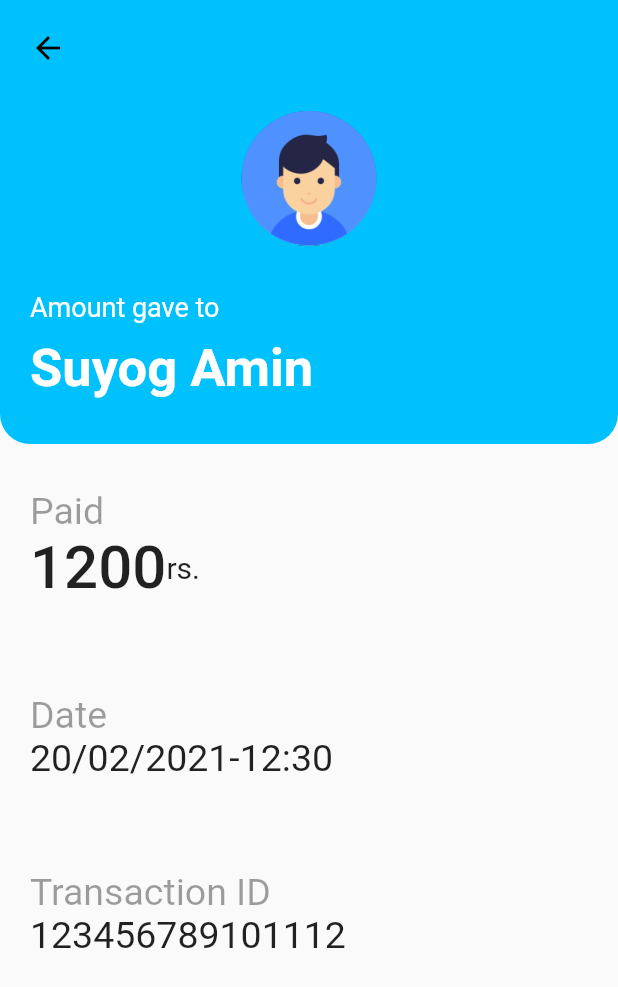
After one commit to Suyog47/UdharKaro, a Flutter app: the paidAmountDetails screen opened by its route, on a phone screen of 412 x 824 dp. The commit adds this screen. Shown: the top 987 px of the screen. Run offline on Flutter 3.47's test engine with Material 2 defaults, Android fonts, the phone set to English and light mode, and no system bars; our stand-ins replace flutter_rating_bar, material_design_icons_flutter; missing offline and left inert: flutter_barcode_scanner, flutter_dropdown, qr_code_scanner.

Commit message:
Created payment details pages

```diff
--- a/lib/constants/colors.dart
+++ b/lib/constants/colors.dart
@@ -20,3 +20,5 @@ const Color lightBlueColor = Color(0xFF00C1FC);
 const Color lightGreenColor = Color(0xFF00ECB5);
 
 const Color greenColor = Colors.green;
+
+const Color black38 = Colors.black38;
--- a/lib/constants/heights.dart
+++ b/lib/constants/heights.dart
@@ -7,3 +7,7 @@ const height2 = SizedBox(height: 2);
 const height5 = SizedBox(height: 5);
 
 const height10 = SizedBox(height: 10);
+
+const Height30 = SizedBox(height: 30);
+
+const Height60 = SizedBox(height: 60);
--- a/lib/constants/textStyles.dart
+++ b/lib/constants/textStyles.dart
@@ -19,3 +19,26 @@ TextStyle radioButtonTextStyle = TextStyle(fontWeight: FontWeight.bold, fontSize
 TextStyle minusPriceTextStyle = TextStyle(color: redColor, fontSize: 19, fontWeight: FontWeight.bold);
 
 TextStyle plusPriceTextStyle = TextStyle(color: greenColor, fontSize: 19, fontWeight: FontWeight.bold);
+
+
+TextStyle detailsHeadingTextStyle = TextStyle(
+    fontWeight: FontWeight.w400,
+    fontSize: 25,
+    color: black38,
+);
+
+TextStyle size25TextStyle = TextStyle(
+    fontSize: 25,
+);
+
+TextStyle amountDetailsTextStyle =
+TextStyle(fontWeight: FontWeight.w500, fontSize: 40);
+
+TextStyle size20TextStyle = TextStyle(fontSize: 20);
+
+TextStyle amountDetailsNameTextStyle =
+TextStyle(fontWeight: FontWeight.w700, fontSize: 35, color: whiteColor);
+
+TextStyle gaveOrTakenTextStyle = TextStyle(fontWeight: FontWeight.w400,
+    fontSize: 18,
+    color: whiteColor);
--- a/lib/main.dart
+++ b/lib/main.dart
@@ -6,6 +6,9 @@ import 'package:udhaarkaroapp/pages/feedbackForm.dart';
 import 'package:udhaarkaroapp/pages/feedbackForm2.dart';
 import 'package:udhaarkaroapp/pages/homePage.dart';
 import 'package:udhaarkaroapp/pages/notifications.dart';
+import 'package:udhaarkaroapp/pages/payments/gaveAmount.dart';
+import 'package:udhaarkaroapp/pages/payments/paidAmountDetails.dart';
+import 'package:udhaarkaroapp/pages/payments/takenAmountDetails.dart';
 import 'package:udhaarkaroapp/pages/privacyPolicy.dart';
 import 'package:udhaarkaroapp/pages/profilePage.dart';
 import 'package:udhaarkaroapp/pages/qrCodeScanner.dart';
@@ -34,6 +37,9 @@ class MyApp extends StatelessWidget {
         "/userlist" : (context) => UsersList(),
         "/qrscanner" : (context) => QRCodeScanner(),
         "/notification" : (context) => Notifications(),
+        "/gaveAmount" : (context) => gaveAmount(),
+        "/paidAmountDetails" : (context) => paidAmountDetails(),
+        "/takenAmountDetails" : (context) => takenAmountDetails(),
       },
       debugShowCheckedModeBanner: false,
     );
--- a/lib/pages/aboutUs.dart
+++ b/lib/pages/aboutUs.dart
@@ -3,6 +3,7 @@ import 'package:udhaarkaroapp/constants/colors.dart';
 import 'package:udhaarkaroapp/constants/heights.dart';
 import 'package:udhaarkaroapp/constants/icons.dart';
 import 'package:udhaarkaroapp/constants/textStyles.dart';
+
 class AboutUs extends StatelessWidget {
   @override
   Widget build(BuildContext context) {
--- /dev/null
+++ b/lib/pages/payments/paidAmountDetails.dart
@@ -0,0 +1,116 @@
+import 'package:flutter/cupertino.dart';
+import 'package:flutter/material.dart';
+import 'package:udhaarkaroapp/constants/colors.dart';
+import 'package:udhaarkaroapp/constants/heights.dart';
+import 'package:udhaarkaroapp/constants/textStyles.dart';
+import 'package:udhaarkaroapp/widgets/circularAvatar.dart';
+
+
+
+// ignore: camel_case_types
+class paidAmountDetails extends StatelessWidget {
+  @override
+  Widget build(BuildContext context) {
+    return Scaffold(
+      body: SafeArea(
+        child: Container(
+
+          child: Column(
+            crossAxisAlignment: CrossAxisAlignment.start,
+            children: [
+              Container(
+                padding: EdgeInsets.fromLTRB(20, 20, 20, 20),
+                decoration: BoxDecoration(
+                  color:lightBlueColor,
+                  borderRadius: BorderRadius.only(
+                    bottomLeft: Radius.circular(20.0),
+                    bottomRight: Radius.circular(20.0),
+                  ),
+                ),
+                child: Column(
+                  crossAxisAlignment: CrossAxisAlignment.start,
+                  children: [
+                    Align(
+                      alignment: Alignment.centerLeft,
+                      child: InkWell(
+                        onTap: () {
+                          Navigator.pop(context);
+                        },
+                        child: Icon(
+                          Icons.arrow_back,
+                          color: blackColor,
+                        ),
+                      ),
+                    ),
+                    Height30,
+                    Center(
+                      child: Avatar(
+                        img: "assets/profilebg.png",
+                        radius: 45,
+                      ),
+                    ),
+                    Height30,
+                    Text(
+                      'Amount gave to',
+                      style: gaveOrTakenTextStyle,
+                    ),
+                    height10,
+                    Text(
+                      'Suyog Amin',
+                      style: amountDetailsNameTextStyle,
+                    ),
+                    height10,
+                  ],
+                ),
+              ),
+              Container(
+                padding: EdgeInsets.symmetric(horizontal: 20, vertical: 20),
+                child: Column(
+                  crossAxisAlignment: CrossAxisAlignment.start,
+                  children: [
+                    height10,
+                    Text(
+                      'Paid',
+                      style: detailsHeadingTextStyle,
+                    ),
+                    Row(
+                      children: [
+                        Text(
+                          '1200',
+                          style: amountDetailsTextStyle,
+                        ),
+                        Text(
+                          'rs.',
+                          style:size20TextStyle,
+                        ),
+                      ],
+                    ),
+                    Height60,
+                    Text(
+                        'Date',
+                        style: detailsHeadingTextStyle
+                    ),
+                    Text(
+                        '20/02/2021-12:30',
+                        style: size25TextStyle
+                    ),
+                    Height60,
+                    Text(
+                      'Transaction ID',
+                      style: detailsHeadingTextStyle,
+                    ),
+                    Text(
+                      '123456789101112',
+                      style: size25TextStyle,
+                    ),
+                  ],
+                ),
+              ),
+
+            ],
+          ),
+        ),
+      ),
+    );
+  }
+}
```
Also changed, not shown: lib/pages/payments/gaveAmount.dart (added, +93 -0 lines), lib/pages/payments/takenAmountDetails.dart (added, +116 -0 lines), pubspec.lock.
